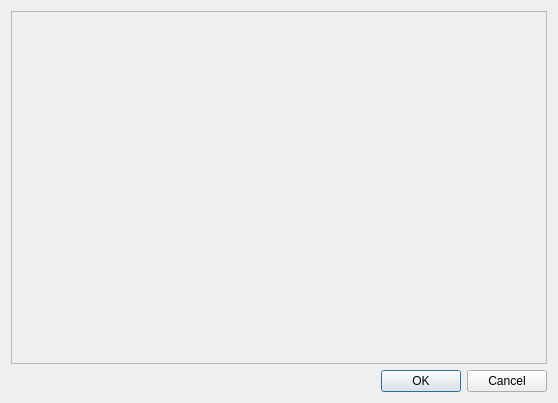
andryblack/fontbuilder, file charmapdialog.ui: the form before one commit.
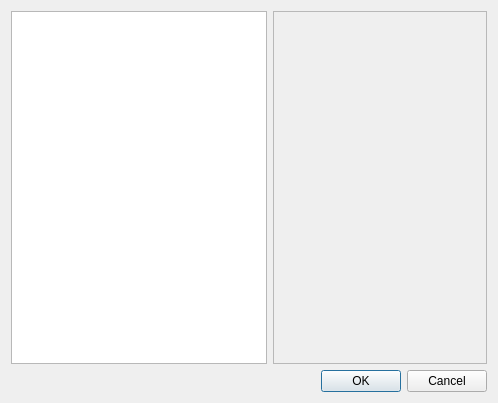
The form after the commit. Custom widgets are drawn as their Qt base class.

Diff of the .ui file:
```diff
--- a/charmapdialog.ui
+++ b/charmapdialog.ui
@@ -6,7 +6,7 @@
    <rect>
     <x>0</x>
     <y>0</y>
-    <width>558</width>
+    <width>498</width>
     <height>403</height>
    </rect>
   </property>
@@ -16,8 +16,11 @@
   <property name="modal">
    <bool>true</bool>
   </property>
-  <layout class="QVBoxLayout" name="verticalLayout">
-   <item>
+  <layout class="QGridLayout" name="gridLayout_2" columnstretch="0,1">
+   <item row="0" column="0">
+    <widget class="QListWidget" name="listWidget"/>
+   </item>
+   <item row="0" column="1">
     <widget class="QScrollArea" name="scrollArea">
      <property name="widgetResizable">
       <bool>true</bool>
@@ -27,7 +30,7 @@
        <rect>
         <x>0</x>
         <y>0</y>
-        <width>536</width>
+        <width>214</width>
         <height>342</height>
        </rect>
       </property>
@@ -46,7 +49,7 @@
      </widget>
     </widget>
    </item>
-   <item>
+   <item row="1" column="0" colspan="2">
     <widget class="QDialogButtonBox" name="buttonBox">
      <property name="orientation">
       <enum>Qt::Horizontal</enum>
```
